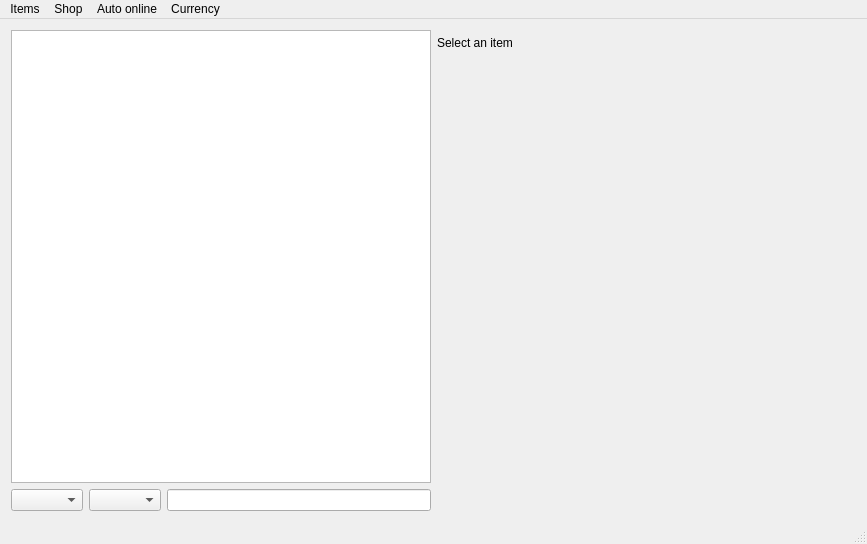
Old version of the form forms/mainwindow.ui in the repository xyzz/acquisition.
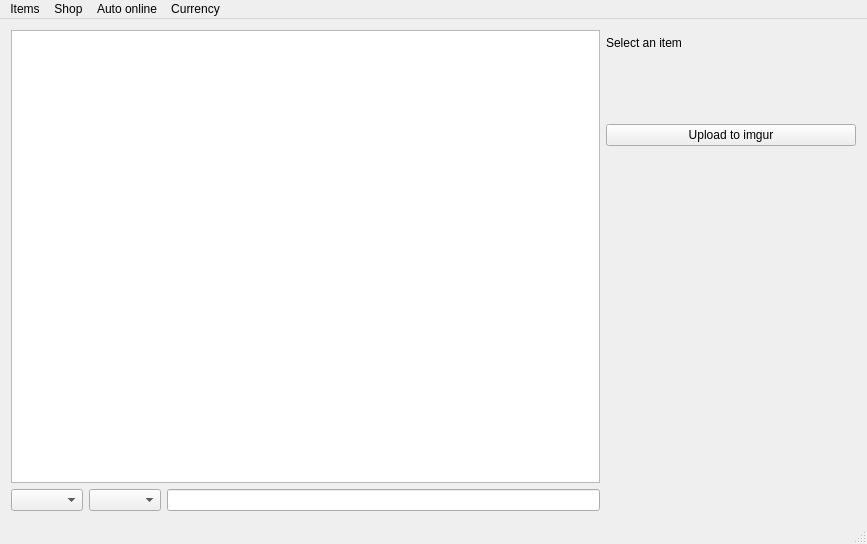
New version of the form.

Commit message: Button to upload item tooltip to imgur.

The edit to the form file:
```diff
--- a/forms/mainwindow.ui
+++ b/forms/mainwindow.ui
@@ -68,10 +68,26 @@
            <widget class="QLabel" name="imageLabel"/>
           </item>
           <item>
+           <widget class="QWidget" name="itemTooltipWidget" native="true">
            <layout class="QVBoxLayout" name="itemTooltipLayout">
             <property name="spacing">
              <number>0</number>
             </property>
+             <property name="sizeConstraint">
+              <enum>QLayout::SetFixedSize</enum>
+             </property>
+             <property name="leftMargin">
+              <number>0</number>
+             </property>
+             <property name="topMargin">
+              <number>0</number>
+             </property>
+             <property name="rightMargin">
+              <number>0</number>
+             </property>
+             <property name="bottomMargin">
+              <number>0</number>
+             </property>
             <item>
              <layout class="QHBoxLayout" name="itemNameLayout">
               <property name="spacing">
@@ -151,6 +167,14 @@
              </widget>
             </item>
            </layout>
+           </widget>
+          </item>
+          <item>
+           <widget class="QPushButton" name="uploadTooltipButton">
+            <property name="text">
+             <string>Upload to imgur</string>
+            </property>
+           </widget>
           </item>
           <item>
            <spacer name="verticalSpacer">
```
Lines whose indentation alone changed are shown as unchanged. The commit also changes 10 other files.
